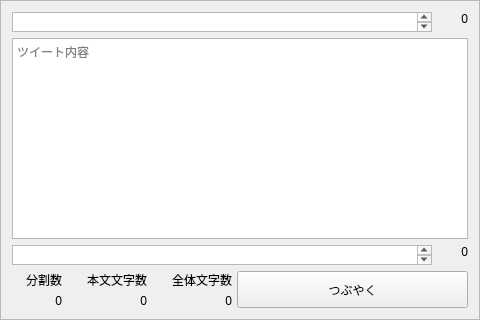
Above: viewnormaleditor.ui from sharkpp/Jugemutter before the change. Below: the same form after it.
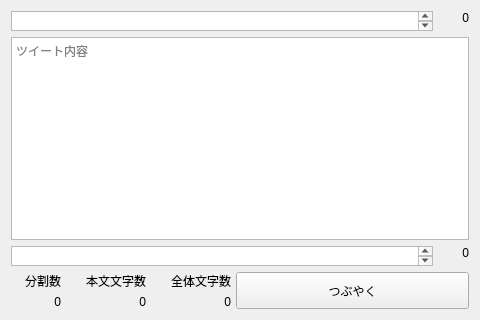
That is the form after the change. Custom widgets are drawn as their Qt base class.

Patch:
```diff
--- a/viewnormaleditor.ui
+++ b/viewnormaleditor.ui
@@ -14,12 +14,15 @@
    <string>Frame</string>
   </property>
   <property name="frameShape">
-   <enum>QFrame::StyledPanel</enum>
+   <enum>QFrame::NoFrame</enum>
   </property>
   <property name="frameShadow">
    <enum>QFrame::Raised</enum>
   </property>
-  <layout class="QVBoxLayout" name="verticalLayout_2">
+  <property name="lineWidth">
+   <number>0</number>
+  </property>
+  <layout class="QVBoxLayout" name="verticalLayout_2" stretch="0,1,0,0">
    <item>
     <layout class="QHBoxLayout" name="horizontalLayout_3">
      <item>
```
